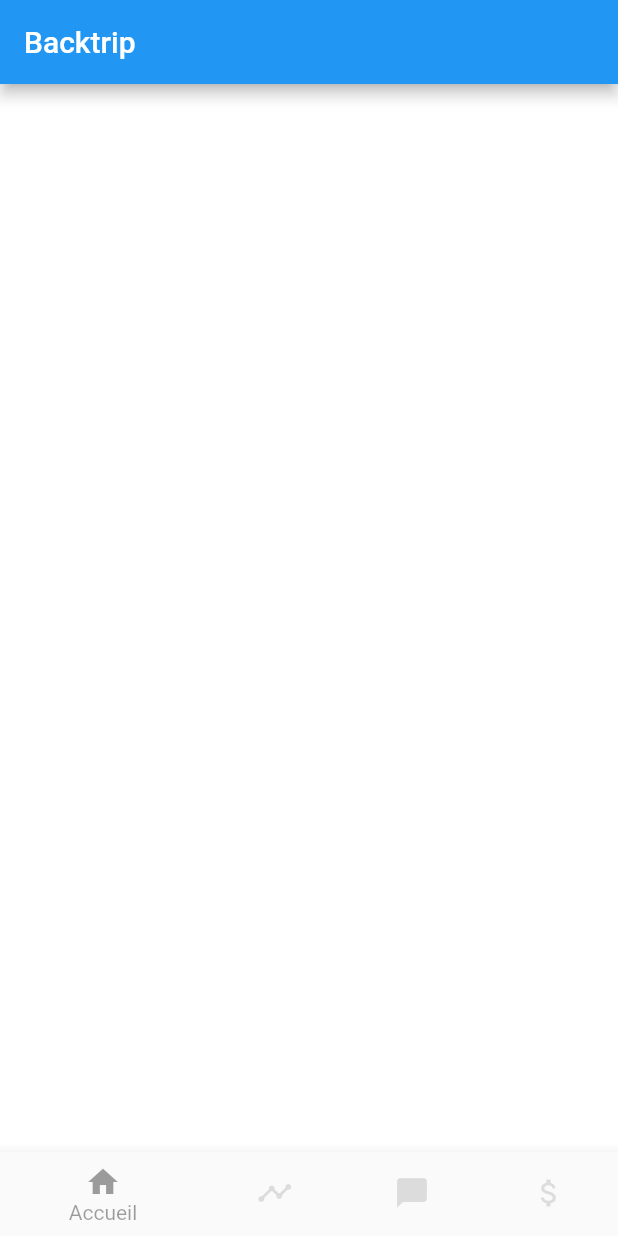
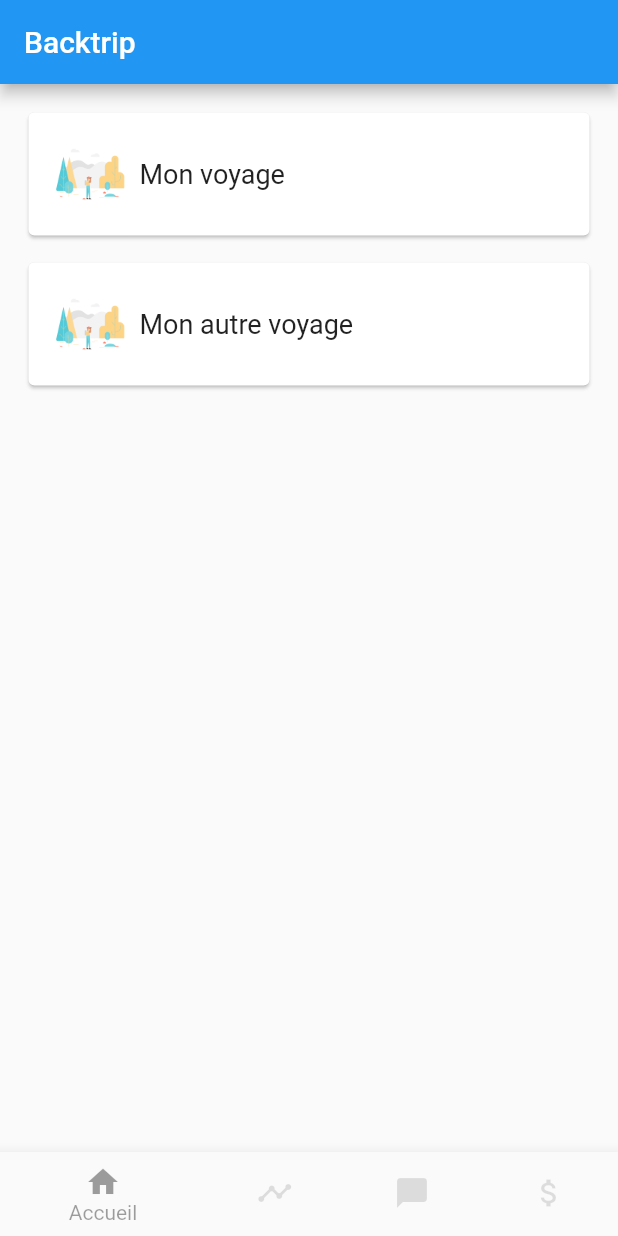
Before and after one commit to Backtrip-org/backtrip-mobile, a Flutter app: the screen it shows after launch, on a phone screen of 412 x 824 dp. Run offline on Flutter 3.47's test engine with Material 2 defaults, Android fonts, the phone set to English and light mode, and no system bars.

Commit message:
Display static trips simply

```diff
--- a/lib/home_widget.dart
+++ b/lib/home_widget.dart
@@ -1,4 +1,5 @@
 import 'package:backtrip/temp_widget.dart';
+import 'package:backtrip/trip_list_widget.dart';
 import 'package:flutter/material.dart';
 
 class Home extends StatefulWidget {
@@ -11,7 +12,7 @@
 class _HomeState extends State<Home> {
   int _currentIndex = 0;
   final List<Widget> _children = [
-    PlaceholderWidget(Colors.white),
+    TripList(),
     PlaceholderWidget(Colors.deepOrange),
     PlaceholderWidget(Colors.green),
     PlaceholderWidget(Colors.blue)
--- /dev/null
+++ b/lib/model/trip.dart
@@ -0,0 +1,6 @@
+class Trip {
+  String name;
+  String picturePath;
+
+  Trip({this.name, this.picturePath});
+}
--- /dev/null
+++ b/lib/trip_list_widget.dart
@@ -0,0 +1,74 @@
+import 'package:flutter/cupertino.dart';
+import 'package:flutter/material.dart';
+
+import 'model/trip.dart';
+
+class TripList extends StatefulWidget {
+
+  @override
+  _TripListState createState() => _TripListState();
+}
+
+class _TripListState extends State<TripList> {
+
+  List<Trip> trips = [
+    Trip(name: "Mon voyage", picturePath: "img/test.png"),
+    Trip(name: "Mon autre voyage", picturePath: "img/test.png"),
+  ];
+
+  Widget tripCard(Trip) {
+    return Padding(
+      padding: const EdgeInsets.all(5.0),
+      child: Card(
+        child: Padding(
+          padding: const EdgeInsets.all(8.0),
+          child: Row(
+            children: <Widget>[
+              Padding(
+                padding: const EdgeInsets.all(8.0),
+                child: Container(
+                    width: 50.0,
+                    height: 50.0,
+                    decoration: new BoxDecoration(
+                        shape: BoxShape.circle,
+                        image: new DecorationImage(
+                            fit: BoxFit.cover,
+                            image: AssetImage("assets/images/trip-default.png")
+                        )
+                    )),
+              ),
+              Column(
+                crossAxisAlignment: CrossAxisAlignment.start,
+                children: <Widget>[
+                  Text(Trip.name,
+                    style: TextStyle (
+                        fontSize: 18
+                    ),
+                  )
+                ],
+              )
+            ],
+          ),
+        ),
+      ),
+    );
+  }
+
+  @override
+  Widget build(BuildContext context) {
+    return Scaffold(
+      body: Padding(
+        padding: const EdgeInsets.fromLTRB(10, 10, 10, 10),
+        child: Column(
+          children: <Widget>[
+            Column(
+                children: trips.map((trip) {
+                  return tripCard(trip);
+                }).toList()
+            )
+          ],
+        ),
+      ),
+    );
+  }
+}
```
Also changed, not shown: pubspec.yaml (+2 -5 lines), assets/images/test.png (added), assets/images/trip-default.png (added).
